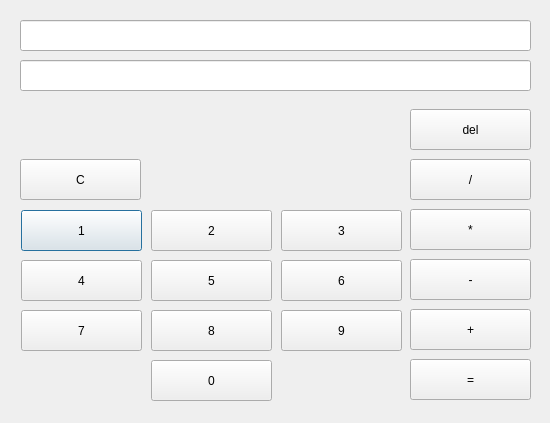
Old version of the form _uiFiles/calculator.ui in the repository 0206cho/Floating_Calculator.
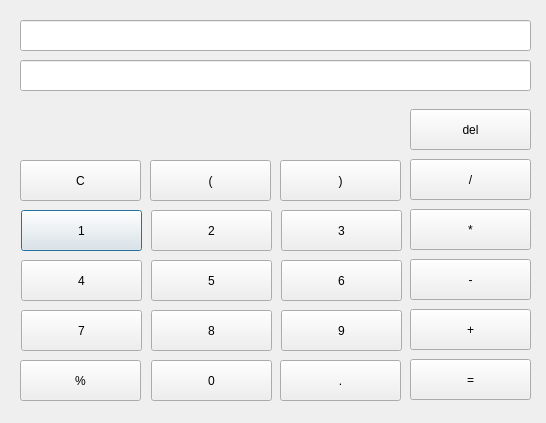
New version of the form.

Commit message: 괄호, %, 소수점 버튼 구현

What changed in the file:
```diff
--- a/_uiFiles/calculator.ui
+++ b/_uiFiles/calculator.ui
@@ -6,7 +6,7 @@
    <rect>
     <x>0</x>
     <y>0</y>
-    <width>550</width>
+    <width>546</width>
     <height>423</height>
    </rect>
   </property>
@@ -222,7 +222,7 @@
    <property name="geometry">
     <rect>
      <x>20</x>
-     <y>159</y>
+     <y>160</y>
      <width>121</width>
      <height>41</height>
     </rect>
@@ -254,6 +254,58 @@
     </rect>
    </property>
   </widget>
+  <widget class="QPushButton" name="p_open_pushButton">
+   <property name="geometry">
+    <rect>
+     <x>150</x>
+     <y>160</y>
+     <width>121</width>
+     <height>41</height>
+    </rect>
+   </property>
+   <property name="text">
+    <string>(</string>
+   </property>
+  </widget>
+  <widget class="QPushButton" name="p_close_pushButton">
+   <property name="geometry">
+    <rect>
+     <x>280</x>
+     <y>160</y>
+     <width>121</width>
+     <height>41</height>
+    </rect>
+   </property>
+   <property name="text">
+    <string>)</string>
+   </property>
+  </widget>
+  <widget class="QPushButton" name="per_pushButton">
+   <property name="geometry">
+    <rect>
+     <x>20</x>
+     <y>360</y>
+     <width>121</width>
+     <height>41</height>
+    </rect>
+   </property>
+   <property name="text">
+    <string>%</string>
+   </property>
+  </widget>
+  <widget class="QPushButton" name="dot_pushButton">
+   <property name="geometry">
+    <rect>
+     <x>280</x>
+     <y>360</y>
+     <width>121</width>
+     <height>41</height>
+    </rect>
+   </property>
+   <property name="text">
+    <string>.</string>
+   </property>
+  </widget>
  </widget>
  <resources/>
  <connections/>
```
The commit also changes 1 other file.
